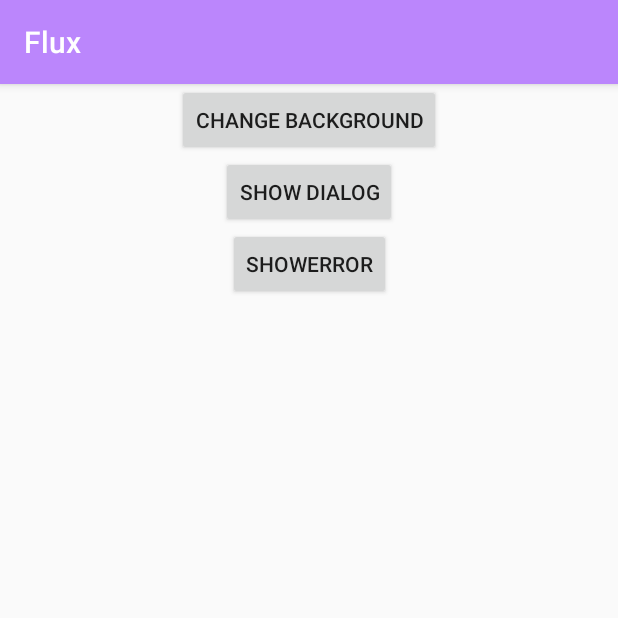
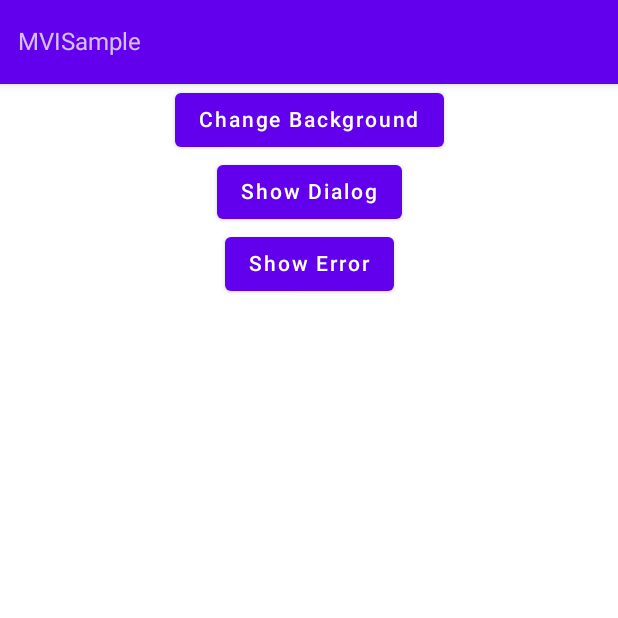
Before and after one commit to Zeyad-37/Flux, an Android app built with Jetpack Compose: the MVIActivity screen opened directly, with no data from a screen before it, on a phone screen of 412 x 824 dp, the top half of it. Run offline under Robolectric (Android 15) with nearby library versions, the phone set to English and light mode, and no system bars.

Commit message:
refactor MVIActivity.kt to use jetpack compose

```diff
--- a/app/build.gradle
+++ b/app/build.gradle
@@ -55,8 +55,10 @@ dependencies {
     implementation 'androidx.activity:activity-compose:1.6.1'
     implementation "androidx.compose.ui:ui:$compose_ui_version"
     implementation "androidx.compose.ui:ui-tooling-preview:$compose_ui_version"
+    implementation "androidx.compose.runtime:runtime:$compose_ui_version"
+    implementation "androidx.compose.foundation:foundation:1.3.1"
     implementation 'androidx.compose.material:material:1.3.1'
-    implementation 'androidx.appcompat:appcompat:1.6.0'
+    implementation 'androidx.appcompat:appcompat:1.6.1'
     implementation 'com.google.android.material:material:1.8.0'
     testImplementation 'junit:junit:4.13.2'
     androidTestImplementation 'androidx.test.ext:junit:1.1.5'
--- a/app/src/main/java/com/zeyadgasser/flux/mvi/MVIActivity.kt
+++ b/app/src/main/java/com/zeyadgasser/flux/mvi/MVIActivity.kt
@@ -1,75 +1,95 @@
 package com.zeyadgasser.flux.mvi
 
-import android.graphics.Color
+import android.content.Context
 import android.os.Bundle
-import android.view.View.GONE
-import android.view.View.VISIBLE
+import androidx.activity.ComponentActivity
+import androidx.activity.compose.setContent
 import androidx.activity.viewModels
 import androidx.appcompat.app.AlertDialog
-import androidx.appcompat.app.AppCompatActivity
-import androidx.lifecycle.Lifecycle
+import androidx.compose.foundation.layout.*
+import androidx.compose.material.*
+import androidx.compose.runtime.*
+import androidx.compose.ui.Alignment
+import androidx.compose.ui.Modifier
+import androidx.compose.ui.graphics.Color
+import androidx.compose.ui.platform.LocalContext
+import androidx.compose.ui.unit.dp
 import androidx.lifecycle.lifecycleScope
-import androidx.lifecycle.repeatOnLifecycle
 import com.zeyadgasser.core.Effect
 import com.zeyadgasser.core.Error
 import com.zeyadgasser.core.InputStrategy.THROTTLE
+import com.zeyadgasser.core.Output
 import com.zeyadgasser.core.Progress
-import com.zeyadgasser.core.State
-import com.zeyadgasser.flux.databinding.ActivityMviBinding
-import kotlinx.coroutines.launch
+import com.zeyadgasser.flux.ui.theme.FluxTheme
 
-class MVIActivity : AppCompatActivity() {
+class MVIActivity : ComponentActivity() {
 
-    private lateinit var binding: ActivityMviBinding
     private val viewModel: MVIViewModel by viewModels { MVIViewModel.Factory }
 
     override fun onCreate(savedInstanceState: Bundle?) {
         super.onCreate(savedInstanceState)
-        bindViews()
+        setContent { FluxTheme { MVIScreen(viewModel) } }
         lifecycleScope.launchWhenCreated { viewModel.bind(InitialState) }
-        lifecycleScope.launch {
-            lifecycle.repeatOnLifecycle(Lifecycle.State.STARTED) {
-                viewModel.observe().collect {
-                    when (it) {
-                        is Effect -> bindEffect(it as MVIEffect)
-                        is State -> binding.bindState(it as MVIState)
-                        is Error -> binding.bindError(it)
-                        is Progress -> binding.toggleProgress(it)
-                    }
-                }
-            }
     }
 }
 
-    private fun bindViews() {
-        binding = ActivityMviBinding.inflate(layoutInflater).apply {
-            setContentView(root)
-            changeBackgroundButton
-                .setOnClickListener { viewModel.process(ChangeBackgroundInput, THROTTLE) }
-            showDialogButton.setOnClickListener { viewModel.process(ShowDialogInput) }
-            showErrorButton.setOnClickListener { viewModel.process(ErrorInput) }
+@Composable
+fun MVIScreen(viewModel: MVIViewModel) {
+    val context = LocalContext.current
+    val state: State<Output> = viewModel.observe().collectAsState()
+    var successState: MVIState by remember { mutableStateOf(InitialState) }
+    var isLoading: Boolean by remember { mutableStateOf(false) }
+    var errorMessage: String by remember { mutableStateOf("") }
+    when (val output = state.value) {
+        is Effect -> bindEffect(output as MVIEffect, context)
+        is Error -> errorMessage = output.message
+        is Progress -> isLoading = output.isLoading
+        is com.zeyadgasser.core.State -> successState = output as MVIState
+    }
+    Scaffold(
+        Modifier.fillMaxSize(),
+        backgroundColor = when (successState) {
+            InitialState -> MaterialTheme.colors.background
+            is ColorBackgroundState -> Color(context.resources.getColor((successState as ColorBackgroundState).color, null))
+        },
+        topBar = {
+            TopAppBar(Modifier.fillMaxWidth()) {
+                Text(text = "MVISample", modifier = Modifier.padding(8.dp))
+            }
+        },
+        content = { paddingValues: PaddingValues ->
+            MVIScreenContent(paddingValues, viewModel, errorMessage, isLoading)
+        })
+}
+
+@Composable
+private fun MVIScreenContent(
+    paddingValues: PaddingValues,
+    viewModel: MVIViewModel,
+    errorMessage: String,
+    isLoading: Boolean
+) {
+    Column(
+        modifier = Modifier
+            .fillMaxSize()
+            .padding(paddingValues),
+        horizontalAlignment = Alignment.CenterHorizontally,
+    ) {
+        Button(onClick = { viewModel.process(ChangeBackgroundInput(), THROTTLE) }) {
+            Text(text = "Change Background")
+        }
+        Button(onClick = { viewModel.process(ShowDialogInput) }) { Text(text = "Show Dialog") }
+        Button(onClick = { viewModel.process(ErrorInput) }) { Text(text = "Show Error") }
+
+        if (errorMessage.isNotEmpty()) Text(text = errorMessage)
+
+        if (isLoading) CircularProgressIndicator(Modifier.size(42.dp))
     }
 }
 
-    private fun ActivityMviBinding.toggleProgress(progress: Progress) {
-        if (progress.input is ChangeBackgroundInput) {
-            progressBar.visibility = if (progress.isLoading) VISIBLE else GONE
-        }
-    }
-
-    private fun ActivityMviBinding.bindError(error: Error) {
-        errorText.text = error.message
-    }
-
-    private fun bindEffect(effect: MVIEffect) = when (effect) {
-        is ShowDialogEffect -> AlertDialog.Builder(this)
+private fun bindEffect(effect: MVIEffect, context: Context) = when (effect) {
+    is ShowDialogEffect -> AlertDialog.Builder(context)
         .setTitle("Dialog")
         .setMessage("Dialog effect!")
         .create().show()
 }
-
-    private fun ActivityMviBinding.bindState(state: MVIState) = when (state) {
-        is RedBackgroundState -> container.setBackgroundColor(Color.RED)
-        InitialState -> Unit
-    }
-}
--- a/app/src/main/java/com/zeyadgasser/flux/mvi/MVIReducer.kt
+++ b/app/src/main/java/com/zeyadgasser/flux/mvi/MVIReducer.kt
@@ -4,6 +4,6 @@ import com.zeyadgasser.core.Reducer
 
 class MVIReducer : Reducer<MVIState, MVIResult> {
     override fun reduce(state: MVIState, result: MVIResult): MVIState = when (result) {
-        is ChangeBackgroundResult -> RedBackgroundState
+        is ChangeBackgroundResult -> ColorBackgroundState(result.color)
     }
 }
--- a/app/src/main/java/com/zeyadgasser/flux/mvvm/MVVMContract.kt
+++ b/app/src/main/java/com/zeyadgasser/flux/mvvm/MVVMContract.kt
@@ -2,7 +2,6 @@ package com.zeyadgasser.flux.mvvm
 
 import com.zeyadgasser.core.Effect
 import com.zeyadgasser.core.Input
-import com.zeyadgasser.core.Result
 import com.zeyadgasser.core.State
 import kotlinx.parcelize.Parcelize
 import kotlin.random.Random
@@ -17,9 +16,6 @@ data class ChangeBackgroundInput(
 object ShowDialogInput : MVVMInput()
 object ErrorInput : MVVMInput()
 
-sealed class MVVMResult : Result
-object ChangeBackgroundResult : MVVMResult()
-
 sealed class MVVMEffect : Effect
 
 object ShowDialogEffect : MVVMEffect()
--- a/app/src/main/java/com/zeyadgasser/flux/mvvm/MVVMInputHandler.kt
+++ b/app/src/main/java/com/zeyadgasser/flux/mvvm/MVVMInputHandler.kt
@@ -13,7 +13,7 @@ class MVVMInputHandler : InputHandler<MVVMInput, MVVMState> {
                 ColorBackgroundState(Color.argb(255, input.r, input.g, input.b))
                     .toStateOutcomeFlow().onStart { delay(3000) }
             is ShowDialogInput -> ShowDialogEffect.toEffectOutcomeFlow().executeInParallel()
-            is ErrorInput -> IllegalStateException("test").toErrorOutcomeFlow()
+            is ErrorInput -> IllegalStateException("Test").toErrorOutcomeFlow()
         }
     }
 }
--- a/app/src/main/java/com/zeyadgasser/flux/mvvm/MVVMViewModel.kt
+++ b/app/src/main/java/com/zeyadgasser/flux/mvvm/MVVMViewModel.kt
@@ -8,7 +8,7 @@ import androidx.lifecycle.viewmodel.viewModelFactory
 import com.zeyadgasser.core.FluxViewModel
 
 class MVVMViewModel(inputHandler: MVVMInputHandler, handle: SavedStateHandle?) :
-    FluxViewModel<MVVMInput, MVVMResult, MVVMState, MVVMEffect>(inputHandler, null, handle) {
+    FluxViewModel<MVVMInput, Nothing, MVVMState, MVVMEffect>(inputHandler, null, handle) {
     companion object {
         val Factory: ViewModelProvider.Factory = viewModelFactory {
             initializer { MVVMViewModel(MVVMInputHandler(), createSavedStateHandle()) }
--- a/app/src/main/res/layout/activity_mvi.xml
+++ b/app/src/main/res/layout/activity_mvi.xml
@@ -28,7 +28,7 @@
         android:id="@+id/showErrorButton"
         android:layout_width="wrap_content"
         android:layout_height="wrap_content"
-        android:text="ShowError"
+        android:text="Show Error"
         app:layout_constraintEnd_toEndOf="parent"
         app:layout_constraintStart_toStartOf="parent"
         app:layout_constraintTop_toBottomOf="@+id/showDialogButton" />
--- a/core/src/main/java/com/zeyadgasser/core/FluxViewModel.kt
+++ b/core/src/main/java/com/zeyadgasser/core/FluxViewModel.kt
@@ -160,15 +160,6 @@ abstract class FluxViewModel<I : Input, R : Result, S : State, E : Effect>(
     }
 
     private suspend fun handleOutcome(fluxOutcome: FluxOutcome) {
-        if (fluxOutcome is FluxProgress) {
-            if (fluxOutcome.input.showProgress) viewModelListener.emit(fluxOutcome.progress)
-        } else flow<Nothing> {
-            delay(1)
-            Progress(false, fluxOutcome.input).let {
-                logOutcomes(FluxProgress(it))
-                viewModelListener.emit(it)
-            }
-        }.collect()
         when (fluxOutcome) {
             is FluxError -> viewModelListener.emit(fluxOutcome.error)
             is FluxEffect<*> -> viewModelListener.emit(fluxOutcome.effect as E)
@@ -177,7 +168,19 @@ abstract class FluxViewModel<I : Input, R : Result, S : State, E : Effect>(
                 currentState = it
                 viewModelListener.emit(it)
             }
-            is FluxResult<*>, is FluxProgress, EmptyFluxOutcome -> Unit
+            is FluxProgress -> if (fluxOutcome.input.showProgress) {
+                viewModelListener.emit(fluxOutcome.progress)
+            }
+            is FluxResult<*>, EmptyFluxOutcome -> Unit
+        }
+        if (fluxOutcome !is FluxProgress) {
+            flow<Nothing> {
+                delay(10)
+                Progress(false, fluxOutcome.input).let {
+                    logOutcomes(FluxProgress(it))
+                    viewModelListener.emit(it)
+                }
+            }.collect()
         }
     }
 }
```
Also changed, not shown: app/src/main/java/com/zeyadgasser/flux/mvi/MVIContract.kt (+10 -3 lines), app/src/main/java/com/zeyadgasser/flux/mvi/MVIInputHandler.kt (+18 -2 lines), core/src/main/java/com/zeyadgasser/core/ViewModelListener.kt (deleted, +0 -31 lines). Lines whose indentation alone changed are shown as unchanged.
